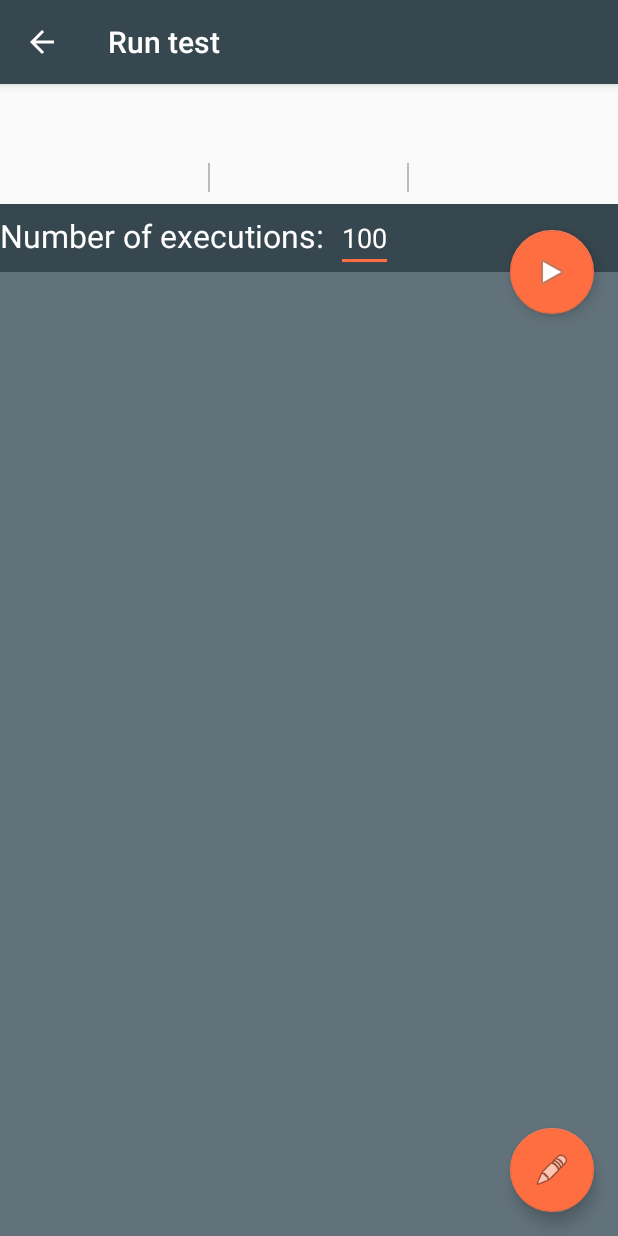
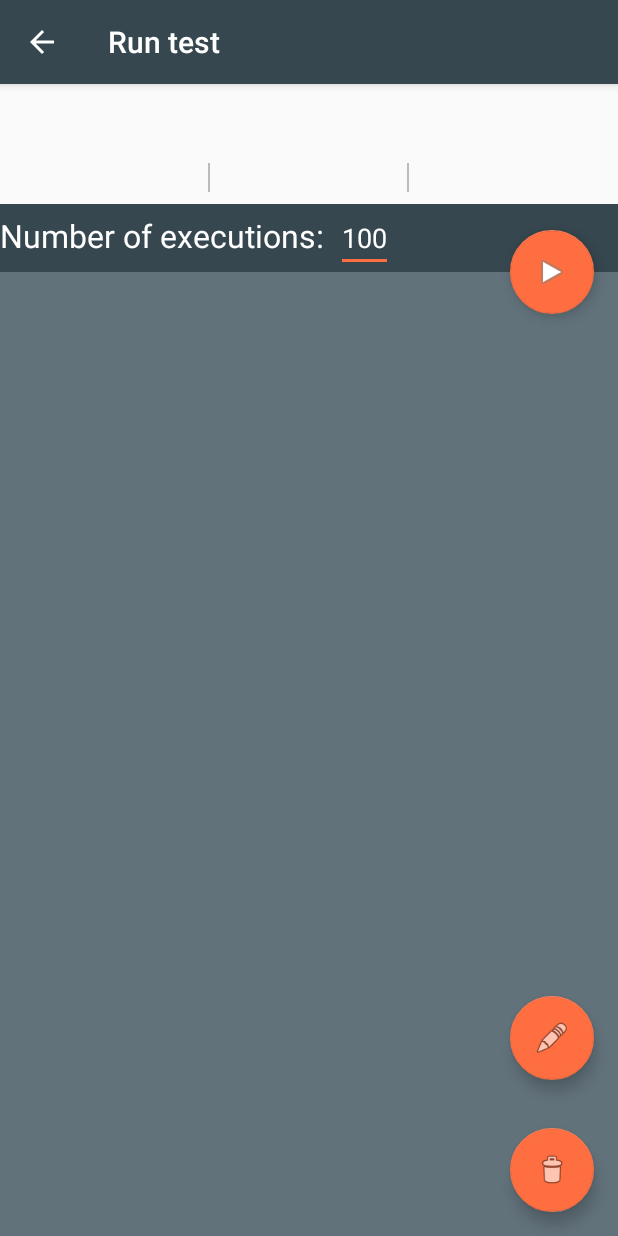
Before and after one commit to leventeBajczi/mobweb, an Android app: the RunFragment screen opened directly, with no data from a screen before it, on a phone screen of 412 x 824 dp. Run offline under Robolectric (Android 15) with nearby library versions, the phone set to English and light mode, and no system bars; 6 statements that could not run were skipped.

Commit message:
Added delete functionality

```diff
--- a/nhf/XcfaTest/app/src/main/java/hu/bme/aut/xcfatest/data/adapters/HtmlInfoAdapter.java
+++ b/nhf/XcfaTest/app/src/main/java/hu/bme/aut/xcfatest/data/adapters/HtmlInfoAdapter.java
@@ -9,12 +9,10 @@ import java.io.InputStreamReader;
 
 public class HtmlInfoAdapter {
 
-    private final static String INFO_HTML_PATH = "info.html";
-
-    public static String getHtmlText(Context context) {
+    public static String getHtmlText(Context context, String file) {
         String html;
         try {
-            InputStream is = context.getAssets().open(INFO_HTML_PATH);
+            InputStream is = context.getAssets().open(file);
             BufferedReader reader = new BufferedReader(new InputStreamReader(is));
             String line;
             StringBuilder htmlBuilder = new StringBuilder();
--- a/nhf/XcfaTest/app/src/main/java/hu/bme/aut/xcfatest/fragments/EditorFragment.java
+++ b/nhf/XcfaTest/app/src/main/java/hu/bme/aut/xcfatest/fragments/EditorFragment.java
@@ -24,7 +24,6 @@ import java.io.InputStreamReader;
 import java.util.Objects;
 
 import hu.bme.aut.xcfatest.R;
-import hu.bme.aut.xcfatest.data.model.XcfaRow;
 import hu.bme.aut.xcfatest.data.view.MyDialogBuilder;
 import hu.bme.aut.xcfatest.utils.ErrorHandler;
 import hu.bme.aut.xcfatest.utils.FileUtils;
@@ -124,7 +123,6 @@ public class EditorFragment extends Fragment {
                     (dialogInterface, i) -> {
                         FileUtils.writeFile(Objects.requireNonNull(getView()), fileToModify, editor.getText());
                         modified = false;
-                        XcfaRow.remove(fileToModify);
                         if (onSuccess != null) onSuccess.run();
                     },
                     R.string.save_as,
@@ -149,7 +147,6 @@ public class EditorFragment extends Fragment {
                     fileToModify = choice.endsWith(".xcfa") ? choice : choice + ".xcfa";
                     FileUtils.writeFile(Objects.requireNonNull(getView()), fileToModify, editor.getText());
                     modified = false;
-                    XcfaRow.remove(fileToModify);
                     if (onSuccess != null) onSuccess.run();
                 }).setView(relativeLayout).show();
     }
--- a/nhf/XcfaTest/app/src/main/java/hu/bme/aut/xcfatest/fragments/RunFragment.java
+++ b/nhf/XcfaTest/app/src/main/java/hu/bme/aut/xcfatest/fragments/RunFragment.java
@@ -20,8 +20,10 @@ import hu.bme.aut.xcfatest.EditorActivity;
 import hu.bme.aut.xcfatest.R;
 import hu.bme.aut.xcfatest.TestRunnerService;
 import hu.bme.aut.xcfatest.data.model.XcfaRow;
+import hu.bme.aut.xcfatest.data.view.MyDialogBuilder;
 import hu.bme.aut.xcfatest.thetacompat.XcfaAbstraction;
 import hu.bme.aut.xcfatest.utils.ErrorHandler;
+import hu.bme.aut.xcfatest.utils.FileUtils;
 import hu.bme.aut.xcfatest.utils.MyBroadcastReceiver;
 
 public class RunFragment extends Fragment {
@@ -35,6 +37,7 @@ public class RunFragment extends Fragment {
     private TextView result;
     private FloatingActionButton button;
     private FloatingActionButton edit;
+    private FloatingActionButton delete;
     private EditText editText;
 
     @Override
@@ -64,6 +67,7 @@ public class RunFragment extends Fragment {
         result = Objects.requireNonNull(getActivity()).findViewById(R.id.result);
         button = Objects.requireNonNull(getActivity()).findViewById(R.id.run);
         edit = Objects.requireNonNull(getActivity()).findViewById(R.id.modify);
+        delete = Objects.requireNonNull(getActivity()).findViewById(R.id.delete);
         editText = Objects.requireNonNull(getActivity()).findViewById(R.id.loops);
     }
 
@@ -108,5 +112,18 @@ public class RunFragment extends Fragment {
             modified = true;
             startActivity(intent);
         });
+        delete.setOnClickListener(view -> {
+            MyDialogBuilder.getDialog(getContext(),
+                    R.string.delete_title,
+                    R.string.delete_message,
+                    R.string.delete,
+                    (a, b) -> {
+                        FileUtils.deleteFile(Objects.requireNonNull(getView()), file);
+                        RunFragment.this.getActivity().onBackPressed();
+                    },
+                    android.R.string.cancel,
+                    null).show();
+
+        });
     }
 }
--- a/nhf/XcfaTest/app/src/main/res/layout/fragment_run.xml
+++ b/nhf/XcfaTest/app/src/main/res/layout/fragment_run.xml
@@ -59,12 +59,25 @@
         app:srcCompat="@android:drawable/ic_media_play" />
 
 
-    <com.google.android.material.floatingactionbutton.FloatingActionButton
-        android:id="@+id/modify"
+    <LinearLayout
         android:layout_width="wrap_content"
         android:layout_height="wrap_content"
-        android:layout_margin="@dimen/fab_margin"
+        android:orientation="vertical"
         app:layout_anchor="@id/linlayout"
-        app:layout_anchorGravity="end|bottom"
-        app:srcCompat="@android:drawable/ic_menu_edit" />
+        app:layout_anchorGravity="end|bottom">
+
+        <com.google.android.material.floatingactionbutton.FloatingActionButton
+            android:id="@+id/modify"
+            android:layout_width="wrap_content"
+            android:layout_height="wrap_content"
+            android:layout_margin="@dimen/fab_margin"
+            app:srcCompat="@android:drawable/ic_menu_edit" />
+
+        <com.google.android.material.floatingactionbutton.FloatingActionButton
+            android:id="@+id/delete"
+            android:layout_width="wrap_content"
+            android:layout_height="wrap_content"
+            android:layout_margin="@dimen/fab_margin"
+            app:srcCompat="@android:drawable/ic_menu_delete" />
+    </LinearLayout>
 </androidx.coordinatorlayout.widget.CoordinatorLayout>
--- a/nhf/XcfaTest/app/src/main/res/values/dimens.xml
+++ b/nhf/XcfaTest/app/src/main/res/values/dimens.xml
@@ -4,4 +4,5 @@
     <dimen name="default_padding">4dp</dimen>
     <dimen name="text_h1">21sp</dimen>
     <dimen name="dialog_margin">16dp</dimen>
+    <dimen name="text_h3">16sp</dimen>
 </resources>
--- a/nhf/XcfaTest/app/src/main/res/values/strings.xml
+++ b/nhf/XcfaTest/app/src/main/res/values/strings.xml
@@ -34,4 +34,7 @@
     <string name="details">Details</string>
     <string name="error_dialog_title">Error details</string>
     <string name="error_dialog_msg">The following error was generated:</string>
+    <string name="delete_title">Delete file?</string>
+    <string name="delete_message">Do you want to delete this file? You cannot undo this action.</string>
+    <string name="delete">Delete</string>
 </resources>
```
Also changed, not shown: nhf/XcfaTest/app/src/main/java/hu/bme/aut/xcfatest/MainActivity.java (+16 -16 lines), nhf/XcfaTest/app/src/main/java/hu/bme/aut/xcfatest/data/view/MyDialogBuilder.java (+32 -0 lines), nhf/XcfaTest/app/src/main/java/hu/bme/aut/xcfatest/utils/FileUtils.java (+7 -0 lines), nhf/XcfaTest/app/src/main/res/layout/dialog_onboarding.xml (added, +39 -0 lines).
